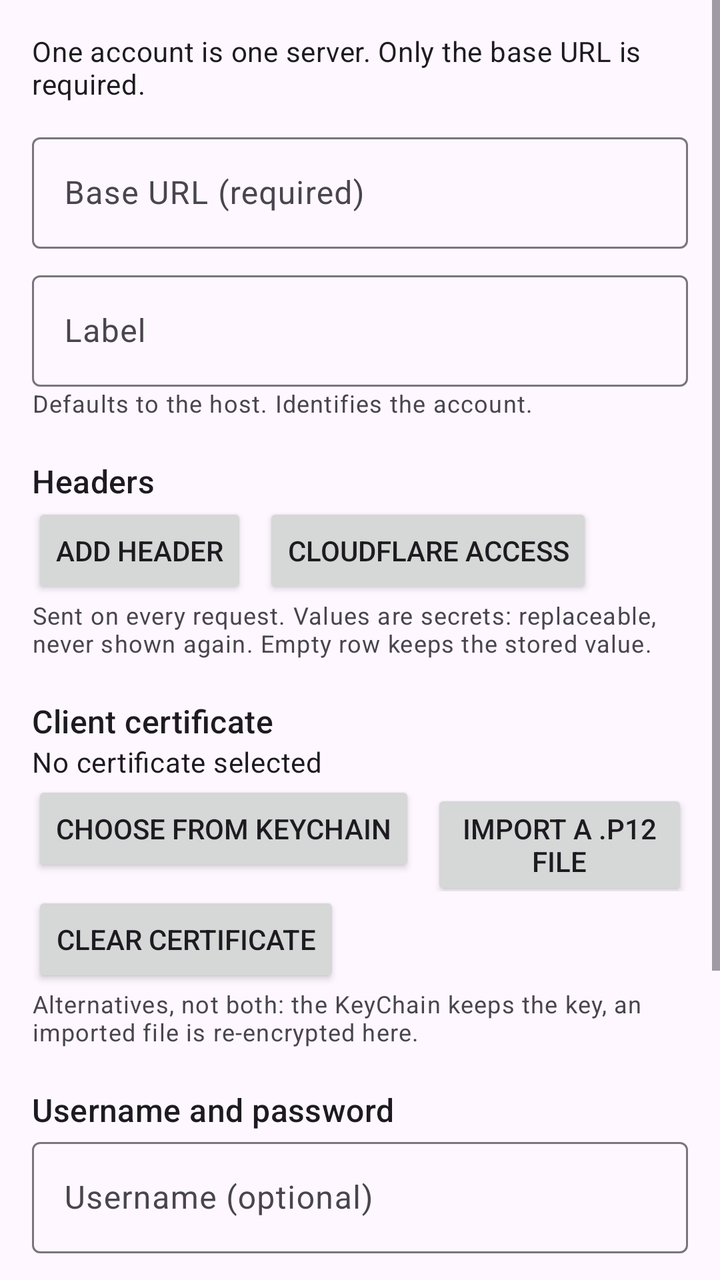
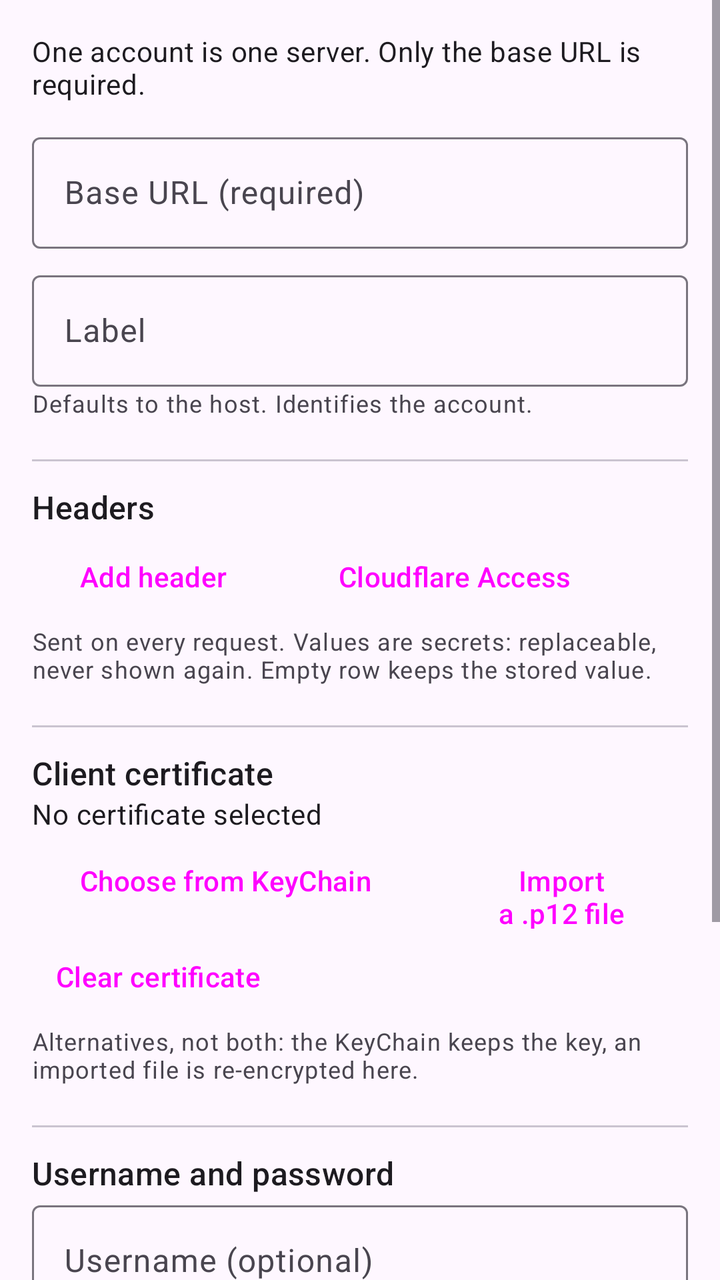

Two renders of the same Android screen: before a commit and after it. Below are the layout's source before the change and the commit's diff.
<!-- AndroidManifest.xml: application theme Theme.DavProvider -->
<!-- res/layout/activity_account_setup.xml -->
<?xml version="1.0" encoding="utf-8"?>
<ScrollView xmlns:android="http://schemas.android.com/apk/res/android"
    xmlns:app="http://schemas.android.com/apk/res-auto"
    android:layout_width="match_parent"
    android:layout_height="match_parent"
    android:clipToPadding="false"
    android:fitsSystemWindows="true"
    android:fillViewport="true">

    <LinearLayout
        android:layout_width="match_parent"
        android:layout_height="wrap_content"
        android:orientation="vertical"
        android:padding="16dp">

        <TextView
            android:layout_width="match_parent"
            android:layout_height="wrap_content"
            android:text="@string/setup_intro"
            android:textAppearance="?attr/textAppearanceBodyMedium" />

        <com.google.android.material.textfield.TextInputLayout
            android:id="@+id/url_input_box"
            android:layout_width="match_parent"
            android:layout_height="wrap_content"
            android:layout_marginTop="12dp"
            android:hint="@string/field_base_url">

            <com.google.android.material.textfield.TextInputEditText
                android:id="@+id/url_input"
                android:layout_width="match_parent"
                android:layout_height="wrap_content"
                android:importantForAutofill="no"
                android:inputType="textUri"
                android:maxLines="1" />

        </com.google.android.material.textfield.TextInputLayout>

        <com.google.android.material.textfield.TextInputLayout
            android:id="@+id/label_input_box"
            android:layout_width="match_parent"
            android:layout_height="wrap_content"
            android:layout_marginTop="8dp"
            android:hint="@string/field_label">

            <com.google.android.material.textfield.TextInputEditText
                android:id="@+id/label_input"
                android:layout_width="match_parent"
                android:layout_height="wrap_content"
                android:importantForAutofill="no"
                android:inputType="text"
                android:maxLines="1" />

        </com.google.android.material.textfield.TextInputLayout>

        <TextView
            android:id="@+id/label_note"
            android:layout_width="match_parent"
            android:layout_height="wrap_content"
            android:text="@string/label_note"
            android:textAppearance="?attr/textAppearanceBodySmall" />

        <TextView
            android:layout_width="match_parent"
            android:layout_height="wrap_content"
            android:layout_marginTop="20dp"
            android:text="@string/section_headers"
            android:textAppearance="?attr/textAppearanceTitleMedium" />

        <LinearLayout
            android:id="@+id/header_rows"
            android:layout_width="match_parent"
            android:layout_height="wrap_content"
            android:orientation="vertical" />

        <LinearLayout
            android:layout_width="match_parent"
            android:layout_height="wrap_content"
            android:orientation="horizontal">

            <Button
                android:id="@+id/add_header"
                android:layout_width="wrap_content"
                android:layout_height="wrap_content"
                android:text="@string/add_header" />

            <Button
                android:id="@+id/cloudflare_shortcut"
                android:layout_width="wrap_content"
                android:layout_height="wrap_content"
                android:layout_marginStart="8dp"
                android:text="@string/cloudflare_shortcut" />
        </LinearLayout>

        <TextView
            android:layout_width="match_parent"
            android:layout_height="wrap_content"
            android:text="@string/headers_note"
            android:textAppearance="?attr/textAppearanceBodySmall" />

        <TextView
            android:layout_width="match_parent"
            android:layout_height="wrap_content"
            android:layout_marginTop="20dp"
            android:text="@string/section_certificate"
            android:textAppearance="?attr/textAppearanceTitleMedium" />

        <TextView
            android:id="@+id/cert_status"
            android:layout_width="match_parent"
            android:layout_height="wrap_content"
            android:text="@string/no_certificate"
            android:textAppearance="?attr/textAppearanceBodyMedium" />

        <TextView
            android:id="@+id/cert_details"
            android:layout_width="match_parent"
            android:layout_height="wrap_content"
            android:textAppearance="?attr/textAppearanceBodySmall"
            android:visibility="gone" />

        <LinearLayout
            android:layout_width="match_parent"
            android:layout_height="wrap_content"
            android:orientation="horizontal">

            <Button
                android:id="@+id/choose_certificate"
                android:layout_width="wrap_content"
                android:layout_height="wrap_content"
                android:text="@string/choose_certificate" />

            <Button
                android:id="@+id/import_certificate"
                android:layout_width="wrap_content"
                android:layout_height="wrap_content"
                android:layout_marginStart="8dp"
                android:text="@string/import_certificate" />
        </LinearLayout>

        <Button
            android:id="@+id/clear_certificate"
            android:layout_width="wrap_content"
            android:layout_height="wrap_content"
            android:text="@string/clear_certificate" />

        <TextView
            android:layout_width="match_parent"
            android:layout_height="wrap_content"
            android:text="@string/certificate_note"
            android:textAppearance="?attr/textAppearanceBodySmall" />

        <TextView
            android:layout_width="match_parent"
            android:layout_height="wrap_content"
            android:layout_marginTop="20dp"
            android:text="@string/section_credentials"
            android:textAppearance="?attr/textAppearanceTitleMedium" />

        <com.google.android.material.textfield.TextInputLayout
            android:id="@+id/username_input_box"
            android:layout_width="match_parent"
            android:layout_height="wrap_content"
            android:hint="@string/field_username">

            <com.google.android.material.textfield.TextInputEditText
                android:id="@+id/username_input"
                android:layout_width="match_parent"
                android:layout_height="wrap_content"
                android:importantForAutofill="no"
                android:inputType="text"
                android:maxLines="1" />

        </com.google.android.material.textfield.TextInputLayout>

        
        <com.google.android.material.textfield.TextInputLayout
            android:id="@+id/password_input_box"
            android:layout_width="match_parent"
            android:layout_height="wrap_content"
            android:layout_marginTop="8dp"
            android:hint="@string/field_password"
            app:endIconMode="password_toggle">

            <com.google.android.material.textfield.TextInputEditText
                android:id="@+id/password_input"
                android:layout_width="match_parent"
                android:layout_height="wrap_content"
                android:importantForAutofill="no"
                android:inputType="textPassword"
                android:maxLines="1"
                android:saveEnabled="false" />

        </com.google.android.material.textfield.TextInputLayout>

        <Button
            android:id="@+id/clear_password"
            android:layout_width="wrap_content"
            android:layout_height="wrap_content"
            android:text="@string/clear_password" />

        <TextView
            android:layout_width="match_parent"
            android:layout_height="wrap_content"
            android:text="@string/credentials_note"
            android:textAppearance="?attr/textAppearanceBodySmall" />

        <Button
            android:id="@+id/save_account"
            android:layout_width="wrap_content"
            android:layout_height="wrap_content"
            android:layout_marginTop="20dp"
            android:text="@string/save_account" />

        <TextView
            android:id="@+id/save_progress"
            android:layout_width="match_parent"
            android:layout_height="wrap_content"
            android:textAppearance="?attr/textAppearanceBodySmall"
            android:visibility="gone" />

        <LinearLayout
            android:id="@+id/probe_card"
            android:layout_width="match_parent"
            android:layout_height="wrap_content"
            android:layout_marginTop="16dp"
            android:orientation="vertical"
            android:visibility="gone">

            <TextView
                android:id="@+id/probe_saved"
                android:layout_width="match_parent"
                android:layout_height="wrap_content"
                android:text="@string/validation_saved"
                android:textAppearance="?attr/textAppearanceBodySmall" />

            <TextView
                android:id="@+id/probe_summary"
                android:layout_width="match_parent"
                android:layout_height="wrap_content"
                android:layout_marginTop="4dp"
                android:textAppearance="?attr/textAppearanceTitleMedium" />

            <TextView
                android:id="@+id/probe_details"
                android:layout_width="match_parent"
                android:layout_height="wrap_content"
                android:fontFamily="monospace"
                android:textIsSelectable="true"
                android:textSize="12sp"
                android:visibility="gone" />

            <LinearLayout
                android:layout_width="match_parent"
                android:layout_height="wrap_content"
                android:orientation="horizontal">

                <Button
                    android:id="@+id/probe_details_toggle"
                    android:layout_width="wrap_content"
                    android:layout_height="wrap_content"
                    android:text="@string/details" />

                <Button
                    android:id="@+id/probe_copy"
                    android:layout_width="wrap_content"
                    android:layout_height="wrap_content"
                    android:layout_marginStart="8dp"
                    android:text="@string/copy_details" />

                <Button
                    android:id="@+id/probe_close"
                    android:layout_width="wrap_content"
                    android:layout_height="wrap_content"
                    android:layout_marginStart="8dp"
                    android:text="@string/close" />
            </LinearLayout>
        </LinearLayout>

    </LinearLayout>
</ScrollView>
<!-- resources referenced by this layout -->
<resources>
  <string name="add_header">Add header</string>
  <string name="certificate_note">Alternatives, not both: the KeyChain keeps the key, an imported file is re-encrypted here.</string>
  <string name="choose_certificate">Choose from KeyChain</string>
  <string name="clear_certificate">Clear certificate</string>
  <string name="clear_password">Clear password</string>
  <string name="close">Close</string>
  <string name="cloudflare_shortcut">Cloudflare Access</string>
  <string name="copy_details">Copy details</string>
  <string name="credentials_note">Both optional. Empty password keeps the stored one.</string>
  <string name="details">Details</string>
  <string name="field_base_url">Base URL (required)</string>
  <string name="field_label">Label</string>
  <string name="field_password">Password (secret, optional)</string>
  <string name="field_username">Username (optional)</string>
  <string name="headers_note">Sent on every request. Values are secrets: replaceable, never shown again. Empty row keeps the stored value.</string>
  <string name="import_certificate">Import a .p12 file</string>
  <string name="label_note">Defaults to the host. Identifies the account.</string>
  <string name="no_certificate">No certificate selected</string>
  <string name="save_account">Save account</string>
  <string name="section_certificate">Client certificate</string>
  <string name="section_credentials">Username and password</string>
  <string name="section_headers">Headers</string>
  <string name="setup_intro">One account is one server. Only the base URL is required.</string>
  <string name="validation_saved">Account saved. The check below is a report, not a condition of saving.</string>
  <style name="Theme.DavProvider" parent="Theme.Material3.DayNight.NoActionBar">
          <item name="android:windowLightStatusBar">true</item>
          <item name="android:windowLightNavigationBar">true</item>
      </style>
</resources>

<!-- the commit's change to res/layout/activity_account_setup.xml (unified diff, before → after) -->
@@ -58,12 +58,19 @@
             android:layout_width="match_parent"
             android:layout_height="wrap_content"
             android:text="@string/label_note"
-            android:textAppearance="?attr/textAppearanceBodySmall" />
-
-        <TextView
-            android:layout_width="match_parent"
-            android:layout_height="wrap_content"
-            android:layout_marginTop="20dp"
+            android:textAppearance="?attr/textAppearanceBodySmall"
+            android:textColor="?attr/colorOnSurfaceVariant" />
+
+        
+        <com.google.android.material.divider.MaterialDivider
+            android:layout_width="match_parent"
+            android:layout_height="wrap_content"
+            android:layout_marginTop="20dp" />
+
+        <TextView
+            android:layout_width="match_parent"
+            android:layout_height="wrap_content"
+            android:layout_marginTop="12dp"
             android:text="@string/section_headers"
             android:textAppearance="?attr/textAppearanceTitleMedium" />
 
@@ -78,14 +85,17 @@
             android:layout_height="wrap_content"
             android:orientation="horizontal">
 
+            
             <Button
                 android:id="@+id/add_header"
+                style="?attr/materialButtonOutlinedStyle"
                 android:layout_width="wrap_content"
                 android:layout_height="wrap_content"
                 android:text="@string/add_header" />
 
             <Button
                 android:id="@+id/cloudflare_shortcut"
+                style="?attr/materialButtonOutlinedStyle"
                 android:layout_width="wrap_content"
                 android:layout_height="wrap_content"
                 android:layout_marginStart="8dp"
@@ -96,12 +106,18 @@
             android:layout_width="match_parent"
             android:layout_height="wrap_content"
             android:text="@string/headers_note"
-            android:textAppearance="?attr/textAppearanceBodySmall" />
-
-        <TextView
-            android:layout_width="match_parent"
-            android:layout_height="wrap_content"
-            android:layout_marginTop="20dp"
+            android:textAppearance="?attr/textAppearanceBodySmall"
+            android:textColor="?attr/colorOnSurfaceVariant" />
+
+        <com.google.android.material.divider.MaterialDivider
+            android:layout_width="match_parent"
+            android:layout_height="wrap_content"
+            android:layout_marginTop="20dp" />
+
+        <TextView
+            android:layout_width="match_parent"
+            android:layout_height="wrap_content"
+            android:layout_marginTop="12dp"
             android:text="@string/section_certificate"
             android:textAppearance="?attr/textAppearanceTitleMedium" />
 
@@ -126,20 +142,24 @@
 
             <Button
                 android:id="@+id/choose_certificate"
+                style="?attr/materialButtonOutlinedStyle"
                 android:layout_width="wrap_content"
                 android:layout_height="wrap_content"
                 android:text="@string/choose_certificate" />
 
             <Button
                 android:id="@+id/import_certificate"
+                style="?attr/materialButtonOutlinedStyle"
                 android:layout_width="wrap_content"
                 android:layout_height="wrap_content"
                 android:layout_marginStart="8dp"
                 android:text="@string/import_certificate" />
         </LinearLayout>
 
+        
         <Button
             android:id="@+id/clear_certificate"
+            style="?attr/borderlessButtonStyle"
             android:layout_width="wrap_content"
             android:layout_height="wrap_content"
             android:text="@string/clear_certificate" />
@@ -148,12 +168,18 @@
             android:layout_width="match_parent"
             android:layout_height="wrap_content"
             android:text="@string/certificate_note"
-            android:textAppearance="?attr/textAppearanceBodySmall" />
-
-        <TextView
-            android:layout_width="match_parent"
-            android:layout_height="wrap_content"
-            android:layout_marginTop="20dp"
+            android:textAppearance="?attr/textAppearanceBodySmall"
+            android:textColor="?attr/colorOnSurfaceVariant" />
+
+        <com.google.android.material.divider.MaterialDivider
+            android:layout_width="match_parent"
+            android:layout_height="wrap_content"
+            android:layout_marginTop="20dp" />
+
+        <TextView
+            android:layout_width="match_parent"
+            android:layout_height="wrap_content"
+            android:layout_marginTop="12dp"
             android:text="@string/section_credentials"
             android:textAppearance="?attr/textAppearanceTitleMedium" />
 
@@ -195,6 +221,7 @@
 
         <Button
             android:id="@+id/clear_password"
+            style="?attr/borderlessButtonStyle"
             android:layout_width="wrap_content"
             android:layout_height="wrap_content"
             android:text="@string/clear_password" />
@@ -203,13 +230,20 @@
             android:layout_width="match_parent"
             android:layout_height="wrap_content"
             android:text="@string/credentials_note"
-            android:textAppearance="?attr/textAppearanceBodySmall" />
-
+            android:textAppearance="?attr/textAppearanceBodySmall"
+            android:textColor="?attr/colorOnSurfaceVariant" />
+
+        <com.google.android.material.divider.MaterialDivider
+            android:layout_width="match_parent"
+            android:layout_height="wrap_content"
+            android:layout_marginTop="20dp" />
+
+        
         <Button
             android:id="@+id/save_account"
-            android:layout_width="wrap_content"
-            android:layout_height="wrap_content"
-            android:layout_marginTop="20dp"
+            android:layout_width="match_parent"
+            android:layout_height="wrap_content"
+            android:layout_marginTop="12dp"
             android:text="@string/save_account" />
 
         <TextView
@@ -257,12 +291,14 @@
 
                 <Button
                     android:id="@+id/probe_details_toggle"
+                    style="?attr/borderlessButtonStyle"
                     android:layout_width="wrap_content"
                     android:layout_height="wrap_content"
                     android:text="@string/details" />
 
                 <Button
                     android:id="@+id/probe_copy"
+                    style="?attr/borderlessButtonStyle"
                     android:layout_width="wrap_content"
                     android:layout_height="wrap_content"
                     android:layout_marginStart="8dp"
@@ -270,6 +306,7 @@
 
                 <Button
                     android:id="@+id/probe_close"
+                    style="?attr/borderlessButtonStyle"
                     android:layout_width="wrap_content"
                     android:layout_height="wrap_content"
                     android:layout_marginStart="8dp"
